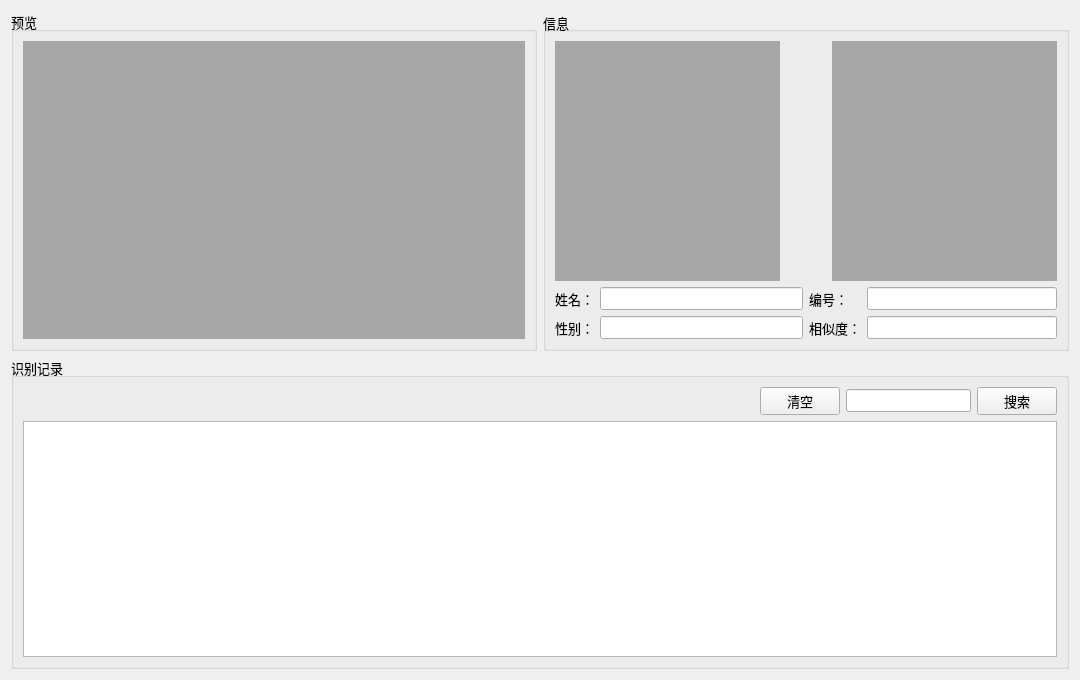
NevilleNoah/HikvisionCamera2, file previewview.ui: the form before one commit.
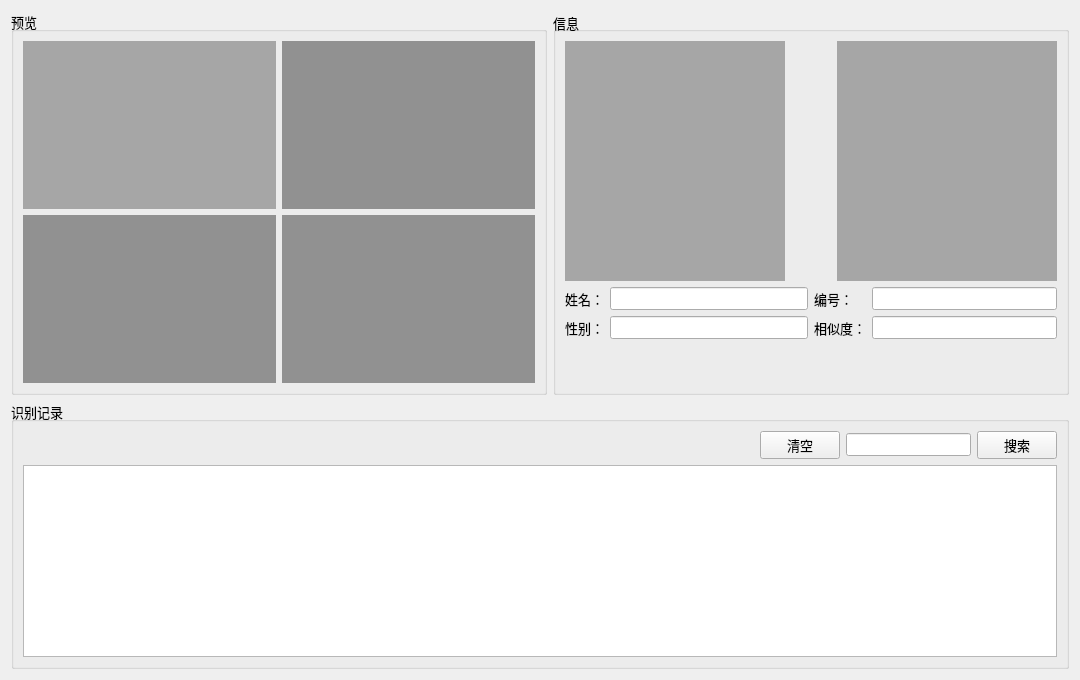
The form after the commit.

What changed in the file:
```diff
--- a/previewview.ui
+++ b/previewview.ui
@@ -39,21 +39,15 @@
        <property name="title">
         <string>预览</string>
        </property>
-       <layout class="QVBoxLayout" name="verticalLayout_6">
-        <item>
-         <widget class="QLabel" name="picPreview">
+       <layout class="QGridLayout" name="gridLayout">
+        <item row="0" column="0">
+         <widget class="QLabel" name="picPreview1">
           <property name="sizePolicy">
-           <sizepolicy hsizetype="Minimum" vsizetype="Minimum">
+           <sizepolicy hsizetype="Expanding" vsizetype="Expanding">
             <horstretch>0</horstretch>
             <verstretch>0</verstretch>
            </sizepolicy>
           </property>
-          <property name="minimumSize">
-           <size>
-            <width>480</width>
-            <height>280</height>
-           </size>
-          </property>
           <property name="palette">
            <palette>
             <active>
@@ -129,13 +123,253 @@
           </property>
          </widget>
         </item>
+        <item row="0" column="1">
+         <widget class="QLabel" name="picPreview2">
+          <property name="sizePolicy">
+           <sizepolicy hsizetype="Expanding" vsizetype="Expanding">
+            <horstretch>0</horstretch>
+            <verstretch>0</verstretch>
+           </sizepolicy>
+          </property>
+          <property name="palette">
+           <palette>
+            <active>
+             <colorrole role="Base">
+              <brush brushstyle="SolidPattern">
+               <color alpha="255">
+                <red>255</red>
+                <green>255</green>
+                <blue>255</blue>
+               </color>
+              </brush>
+             </colorrole>
+             <colorrole role="Window">
+              <brush brushstyle="SolidPattern">
+               <color alpha="255">
+                <red>145</red>
+                <green>145</green>
+                <blue>145</blue>
+               </color>
+              </brush>
+             </colorrole>
+            </active>
+            <inactive>
+             <colorrole role="Base">
+              <brush brushstyle="SolidPattern">
+               <color alpha="255">
+                <red>255</red>
+                <green>255</green>
+                <blue>255</blue>
+               </color>
+              </brush>
+             </colorrole>
+             <colorrole role="Window">
+              <brush brushstyle="SolidPattern">
+               <color alpha="255">
+                <red>145</red>
+                <green>145</green>
+                <blue>145</blue>
+               </color>
+              </brush>
+             </colorrole>
+            </inactive>
+            <disabled>
+             <colorrole role="Base">
+              <brush brushstyle="SolidPattern">
+               <color alpha="255">
+                <red>145</red>
+                <green>145</green>
+                <blue>145</blue>
+               </color>
+              </brush>
+             </colorrole>
+             <colorrole role="Window">
+              <brush brushstyle="SolidPattern">
+               <color alpha="255">
+                <red>145</red>
+                <green>145</green>
+                <blue>145</blue>
+               </color>
+              </brush>
+             </colorrole>
+            </disabled>
+           </palette>
+          </property>
+          <property name="autoFillBackground">
+           <bool>true</bool>
+          </property>
+          <property name="text">
+           <string/>
+          </property>
+         </widget>
+        </item>
+        <item row="1" column="0">
+         <widget class="QLabel" name="picPreview3">
+          <property name="sizePolicy">
+           <sizepolicy hsizetype="Expanding" vsizetype="Expanding">
+            <horstretch>0</horstretch>
+            <verstretch>0</verstretch>
+           </sizepolicy>
+          </property>
+          <property name="palette">
+           <palette>
+            <active>
+             <colorrole role="Base">
+              <brush brushstyle="SolidPattern">
+               <color alpha="255">
+                <red>255</red>
+                <green>255</green>
+                <blue>255</blue>
+               </color>
+              </brush>
+             </colorrole>
+             <colorrole role="Window">
+              <brush brushstyle="SolidPattern">
+               <color alpha="255">
+                <red>145</red>
+                <green>145</green>
+                <blue>145</blue>
+               </color>
+              </brush>
+             </colorrole>
+            </active>
+            <inactive>
+             <colorrole role="Base">
+              <brush brushstyle="SolidPattern">
+               <color alpha="255">
+                <red>255</red>
+                <green>255</green>
+                <blue>255</blue>
+               </color>
+              </brush>
+             </colorrole>
+             <colorrole role="Window">
+              <brush brushstyle="SolidPattern">
+               <color alpha="255">
+                <red>145</red>
+                <green>145</green>
+                <blue>145</blue>
+               </color>
+              </brush>
+             </colorrole>
+            </inactive>
+            <disabled>
+             <colorrole role="Base">
+              <brush brushstyle="SolidPattern">
+               <color alpha="255">
+                <red>145</red>
+                <green>145</green>
+                <blue>145</blue>
+               </color>
+              </brush>
+             </colorrole>
+             <colorrole role="Window">
+              <brush brushstyle="SolidPattern">
+               <color alpha="255">
+                <red>145</red>
+                <green>145</green>
+                <blue>145</blue>
+               </color>
+              </brush>
+             </colorrole>
+            </disabled>
+           </palette>
+          </property>
+          <property name="autoFillBackground">
+           <bool>true</bool>
+          </property>
+          <property name="text">
+           <string/>
+          </property>
+         </widget>
+        </item>
+        <item row="1" column="1">
+         <widget class="QLabel" name="picPreview4">
+          <property name="sizePolicy">
+           <sizepolicy hsizetype="Expanding" vsizetype="Expanding">
+            <horstretch>0</horstretch>
+            <verstretch>0</verstretch>
+           </sizepolicy>
+          </property>
+          <property name="palette">
+           <palette>
+            <active>
+             <colorrole role="Base">
+              <brush brushstyle="SolidPattern">
+               <color alpha="255">
+                <red>255</red>
+                <green>255</green>
+                <blue>255</blue>
+               </color>
+              </brush>
+             </colorrole>
+             <colorrole role="Window">
+              <brush brushstyle="SolidPattern">
+               <color alpha="255">
+                <red>145</red>
+                <green>145</green>
+                <blue>145</blue>
+               </color>
+              </brush>
+             </colorrole>
+            </active>
+            <inactive>
+             <colorrole role="Base">
+              <brush brushstyle="SolidPattern">
+               <color alpha="255">
+                <red>255</red>
+                <green>255</green>
+                <blue>255</blue>
+               </color>
+              </brush>
+             </colorrole>
+             <colorrole role="Window">
+              <brush brushstyle="SolidPattern">
+               <color alpha="255">
+                <red>145</red>
+                <green>145</green>
+                <blue>145</blue>
+               </color>
+              </brush>
+             </colorrole>
+            </inactive>
+            <disabled>
+             <colorrole role="Base">
+              <brush brushstyle="SolidPattern">
+               <color alpha="255">
+                <red>145</red>
+                <green>145</green>
+                <blue>145</blue>
+               </color>
+              </brush>
+             </colorrole>
+             <colorrole role="Window">
+              <brush brushstyle="SolidPattern">
+               <color alpha="255">
+                <red>145</red>
+                <green>145</green>
+                <blue>145</blue>
+               </color>
+              </brush>
+             </colorrole>
+            </disabled>
+           </palette>
+          </property>
+          <property name="autoFillBackground">
+           <bool>true</bool>
+          </property>
+          <property name="text">
+           <string/>
+          </property>
+         </widget>
+        </item>
        </layout>
       </widget>
      </item>
      <item>
       <widget class="QGroupBox" name="boxInfo">
        <property name="sizePolicy">
-        <sizepolicy hsizetype="Expanding" vsizetype="Expanding">
+        <sizepolicy hsizetype="Maximum" vsizetype="Expanding">
          <horstretch>0</horstretch>
          <verstretch>0</verstretch>
         </sizepolicy>
@@ -161,7 +395,7 @@
           <item>
            <widget class="QLabel" name="picCapture">
             <property name="sizePolicy">
-             <sizepolicy hsizetype="Minimum" vsizetype="MinimumExpanding">
+             <sizepolicy hsizetype="Maximum" vsizetype="Expanding">
               <horstretch>0</horstretch>
               <verstretch>0</verstretch>
              </sizepolicy>
@@ -172,6 +406,12 @@
               <height>240</height>
              </size>
             </property>
+            <property name="maximumSize">
+             <size>
+              <width>220</width>
+              <height>240</height>
+             </size>
+            </property>
             <property name="palette">
              <palette>
               <active>
@@ -295,6 +535,12 @@
               <height>240</height>
              </size>
             </property>
+            <property name="maximumSize">
+             <size>
+              <width>220</width>
+              <height>240</height>
+             </size>
+            </property>
             <property name="palette">
              <palette>
               <active>
@@ -514,7 +760,7 @@
       <bool>true</bool>
      </property>
      <property name="sizePolicy">
-      <sizepolicy hsizetype="Expanding" vsizetype="Expanding">
+      <sizepolicy hsizetype="Expanding" vsizetype="Maximum">
        <horstretch>0</horstretch>
        <verstretch>0</verstretch>
       </sizepolicy>
```
